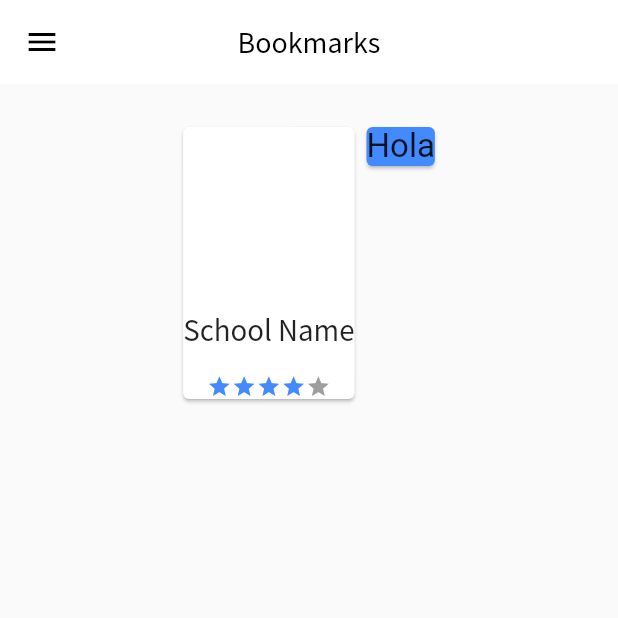
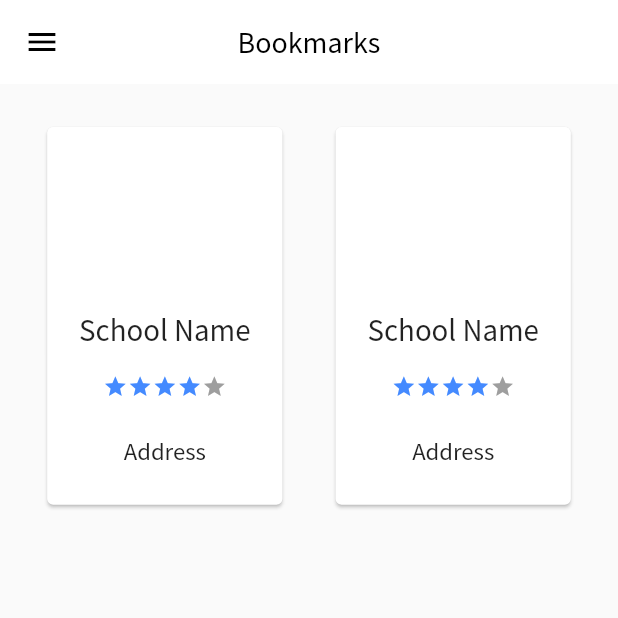
Before and after one commit to faseeh1999/find_my_school_updated, a Flutter app: the BookmarksScreen screen opened directly, on a phone screen of 412 x 824 dp, the top half of it. Run offline on Flutter 3.47's test engine with Material 2 defaults, Android fonts, the phone set to English and light mode, and no system bars; drawn by our look-alikes of flutter_rating_bar; our stand-ins replace animated_text_kit, carousel_slider, cloud_firestore, firebase_auth, flutter_spinkit, form_validator and 2 more; missing offline and left inert: mailer; accounts and stored records are empty.

Commit message:
Bookmarks UI Updated
Bookmarks UI Updated

```diff
--- a/lib/screens/bookmarks/bookmarks.dart
+++ b/lib/screens/bookmarks/bookmarks.dart
@@ -19,8 +19,8 @@ class BookmarksScreen extends StatelessWidget {
       ),
       drawer: MainDrawer(),
       body: Container(
-        width: size.width,
-        height: size.height * 0.3,
+        // width: size.width,
+        // height: size.height * 0.3,
         child: Column(
           children: [
             SizedBox(
@@ -28,9 +28,11 @@ class BookmarksScreen extends StatelessWidget {
             ),
             Row(
               crossAxisAlignment: CrossAxisAlignment.start,
-              mainAxisAlignment: MainAxisAlignment.center,
+              mainAxisAlignment: MainAxisAlignment.spaceEvenly,
               children: [
-                Card(
+                Container(
+                  width: size.width * 0.4,
+                  child: Card(
                     child: Column(
                       children: [
                         SizedBox(
@@ -65,15 +67,78 @@ class BookmarksScreen extends StatelessWidget {
                             print(rating);
                           },
                         ),
+                        SizedBox(
+                          height: size.height * 0.03,
+                        ),
+                        Text(
+                          "Address",
+                          style: TextStyle(
+                              fontFamily: 'ss',
+                              fontSize: size.width * 0.04,
+                              fontWeight: FontWeight.normal),
+                        ),
+                        SizedBox(
+                          height: size.height * 0.03,
+                        ),
                       ],
                     ),
                     //color: Colors.blueAccent,
                   ),
-                Card(
+                ),
+                Container(
+                  width: size.width * 0.4,
+                  child: Card(
                     child: Column(
-                    children: [Text("Hola", style: TextStyle(fontSize: 22))],
+                      children: [
+                        SizedBox(
+                          height: size.height * 0.05,
                         ),
+                        CircleAvatar(
+                          backgroundColor: Colors.white,
+                        ),
+                        SizedBox(
+                          height: size.height * 0.05,
+                        ),
+                        Text(
+                          "School Name",
+                          style: TextStyle(
+                              fontFamily: 'ss',
+                              fontSize: size.width * 0.05,
+                              fontWeight: FontWeight.normal),
+                        ),
+                        SizedBox(height: size.height * 0.02),
+                        RatingBar.builder(
+                          itemSize: size.width * 0.04,
+                          initialRating: 4.0, //widget.school.rating,
+                          minRating: 1,
+                          direction: Axis.horizontal,
+                          allowHalfRating: true,
+                          itemCount: 5,
+                          itemBuilder: (context, _) => Icon(
+                            Icons.star,
                             color: Colors.blueAccent,
+                          ),
+                          onRatingUpdate: (rating) {
+                            print(rating);
+                          },
+                        ),
+                        SizedBox(
+                          height: size.height * 0.03,
+                        ),
+                        Text(
+                          "Address",
+                          style: TextStyle(
+                              fontFamily: 'ss',
+                              fontSize: size.width * 0.04,
+                              fontWeight: FontWeight.normal),
+                        ),
+                        SizedBox(
+                          height: size.height * 0.03,
+                        ),
+                      ],
+                    ),
+                    //color: Colors.blueAccent,
+                  ),
                 ),
               ],
             ),
```
Lines whose indentation alone changed are shown as unchanged.
